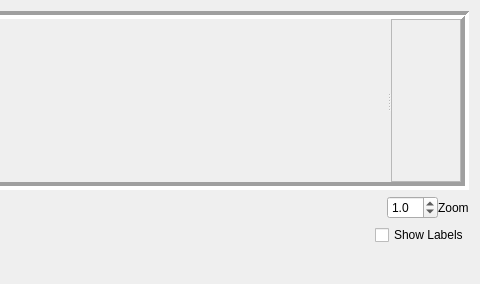
Above: resources/designer_ui/crystaldrawingwidget.ui from jonathanHuwP/CrystalGrowthTracker before the change; both pictures show x 345 to 825 and y 0 to 284 of the 825 by 284 pixel window. Below: the same form after it.
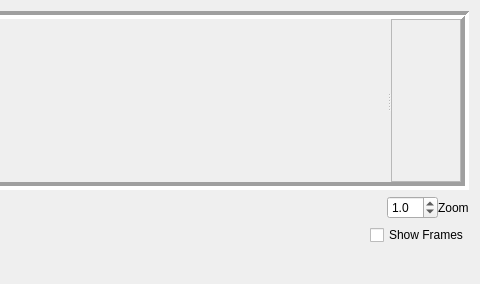
That is the form after the change. Custom widgets are drawn as their Qt base class.

Commit message: modifictions to get correct line number in drawing widget

What changed in the file:
```diff
--- a/resources/designer_ui/crystaldrawingwidget.ui
+++ b/resources/designer_ui/crystaldrawingwidget.ui
@@ -170,7 +170,7 @@
      <item>
       <widget class="QCheckBox" name="_labelsBox">
        <property name="text">
-        <string>Show Labels</string>
+        <string>Show Frames</string>
        </property>
       </widget>
      </item>
```
The commit also changes 5 other files.
